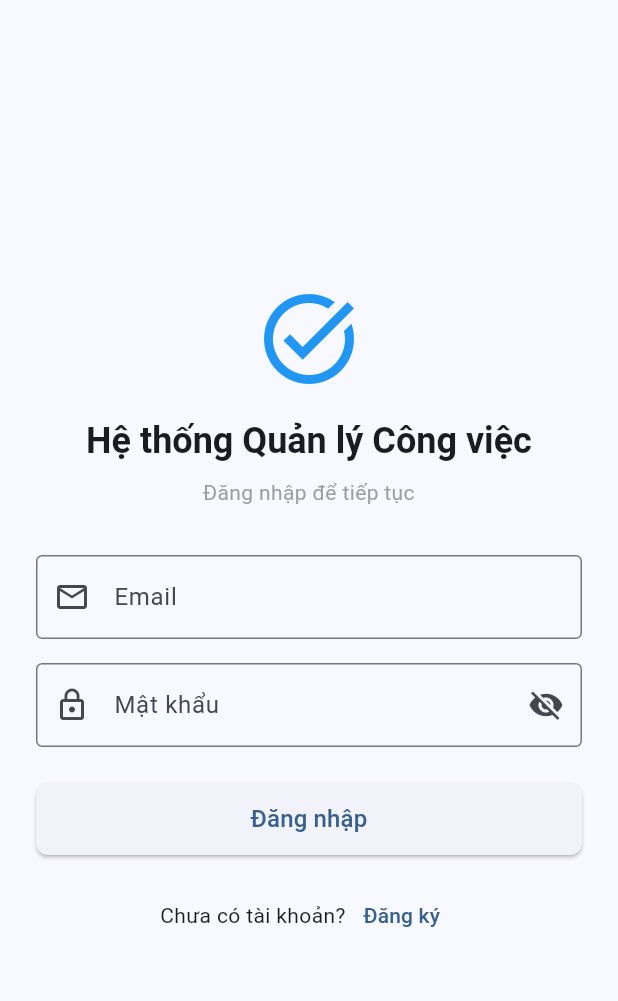
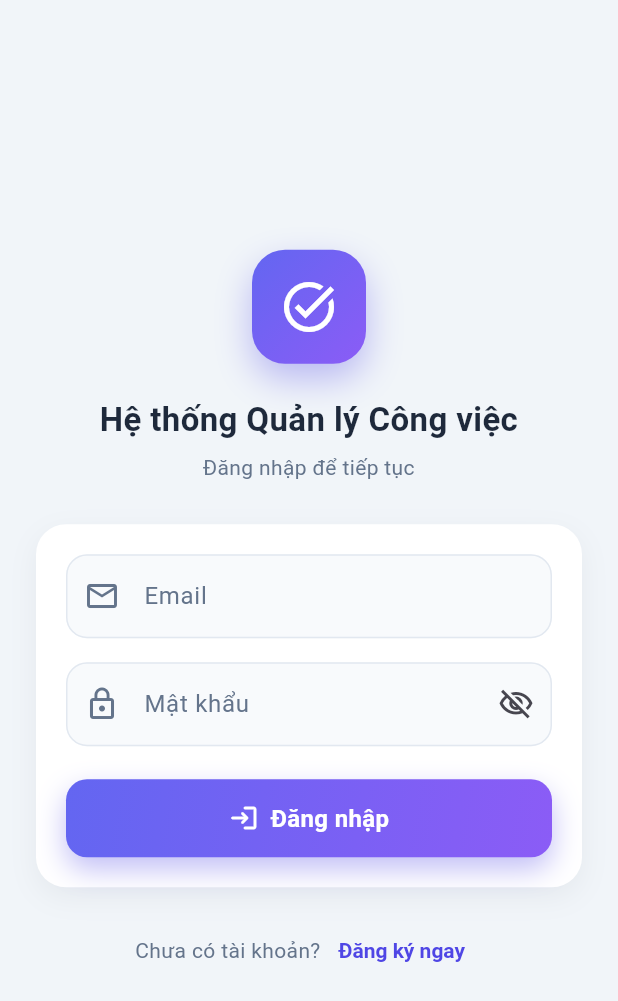
Before and after one commit to nhathao428/taskhub, a Flutter app: the screen it shows after launch, on a phone screen of 412 x 824 dp. Shown: the top 1001 px of the screen. Run offline on Flutter 3.47's test engine with Material 3 defaults, Android fonts, the phone set to English and light mode, and no system bars; our stand-ins replace flutter_map, geolocator, latlong2, shared_preferences; accounts and stored records are empty.

Commit message:
feat(mobile): làm mới giao diện — theme hiện đại, redesign màn hình đăng nhập/đăng ký
- Thêm AppTheme dùng chung: tông chàm–tím, thẻ bo tròn, nền sáng, đồng bộ
  với giao diện bản web
- Widget GradientButton (nút gradient có trạng thái loading)
- Redesign màn hình Đăng nhập & Đăng ký: badge logo gradient, thẻ trắng
  đổ bóng mềm, ô nhập bo tròn — các màn hình khác kế thừa theme mới

```diff
--- a/mobile/lib/main.dart
+++ b/mobile/lib/main.dart
@@ -5,6 +5,7 @@ import 'providers/data_provider.dart';
 import 'screens/login_screen.dart';
 import 'screens/register_screen.dart';
 import 'screens/dashboard_screen.dart';
+import 'theme/app_theme.dart';
 
 void main() {
   runApp(const App());
@@ -23,32 +24,7 @@ class App extends StatelessWidget {
       child: MaterialApp(
         title: 'Quản lý Công việc',
         debugShowCheckedModeBanner: false,
-        theme: ThemeData(
-          colorScheme: ColorScheme.fromSeed(seedColor: Colors.blue),
-          useMaterial3: true,
-          appBarTheme: const AppBarTheme(
-            centerTitle: false,
-            elevation: 0,
-          ),
-          cardTheme: CardThemeData(
-            elevation: 2,
-            shape: RoundedRectangleBorder(
-              borderRadius: BorderRadius.circular(12),
-            ),
-          ),
-          elevatedButtonTheme: ElevatedButtonThemeData(
-            style: ElevatedButton.styleFrom(
-              shape: RoundedRectangleBorder(
-                borderRadius: BorderRadius.circular(8),
-              ),
-            ),
-          ),
-          inputDecorationTheme: InputDecorationTheme(
-            border: OutlineInputBorder(
-              borderRadius: BorderRadius.circular(8),
-            ),
-          ),
-        ),
+        theme: AppTheme.light,
         initialRoute: '/login',
         routes: {
           '/login': (_) => const _AuthGate(child: LoginScreen()),
--- a/mobile/lib/screens/login_screen.dart
+++ b/mobile/lib/screens/login_screen.dart
@@ -1,6 +1,8 @@
 import 'package:flutter/material.dart';
 import 'package:provider/provider.dart';
 import '../providers/auth_provider.dart';
+import '../theme/app_theme.dart';
+import '../widgets/gradient_button.dart';
 
 class LoginScreen extends StatefulWidget {
   const LoginScreen({super.key});
@@ -33,7 +35,7 @@ class _LoginScreenState extends State<LoginScreen> {
       ScaffoldMessenger.of(context).showSnackBar(
         SnackBar(
           content: Text(auth.error ?? 'Đăng nhập thất bại'),
-          backgroundColor: Colors.red,
+          backgroundColor: const Color(0xFFEF4444),
         ),
       );
     }
@@ -47,27 +49,55 @@ class _LoginScreenState extends State<LoginScreen> {
         child: Center(
           child: SingleChildScrollView(
             padding: const EdgeInsets.all(24),
+            child: ConstrainedBox(
+              constraints: const BoxConstraints(maxWidth: 420),
               child: Column(
                 crossAxisAlignment: CrossAxisAlignment.stretch,
                 children: [
-                const Icon(Icons.task_alt, size: 72, color: Colors.blue),
-                const SizedBox(height: 16),
-                Text(
+                  Center(
+                    child: Container(
+                      width: 76,
+                      height: 76,
+                      decoration: BoxDecoration(
+                        gradient: AppTheme.brandGradient,
+                        borderRadius: BorderRadius.circular(22),
+                        boxShadow: [
+                          BoxShadow(
+                            color: AppTheme.primary.withValues(alpha: 0.35),
+                            blurRadius: 20,
+                            offset: const Offset(0, 10),
+                          ),
+                        ],
+                      ),
+                      child: const Icon(Icons.task_alt,
+                          color: Colors.white, size: 40),
+                    ),
+                  ),
+                  const SizedBox(height: 22),
+                  const Text(
                     'Hệ thống Quản lý Công việc',
                     textAlign: TextAlign.center,
-                  style: Theme.of(context)
-                      .textTheme
-                      .headlineSmall
-                      ?.copyWith(fontWeight: FontWeight.bold),
+                    style: TextStyle(
+                      fontSize: 22,
+                      fontWeight: FontWeight.bold,
+                      color: AppTheme.textMain,
                     ),
-                const SizedBox(height: 8),
+                  ),
+                  const SizedBox(height: 6),
                   const Text(
                     'Đăng nhập để tiếp tục',
                     textAlign: TextAlign.center,
-                  style: TextStyle(color: Colors.grey),
+                    style: TextStyle(color: AppTheme.textMuted, fontSize: 14),
                   ),
-                const SizedBox(height: 32),
-                Form(
+                  const SizedBox(height: 28),
+                  Container(
+                    padding: const EdgeInsets.all(20),
+                    decoration: BoxDecoration(
+                      color: AppTheme.surface,
+                      borderRadius: BorderRadius.circular(20),
+                      boxShadow: AppTheme.softShadow,
+                    ),
+                    child: Form(
                       key: _formKey,
                       child: Column(
                         children: [
@@ -77,10 +107,11 @@ class _LoginScreenState extends State<LoginScreen> {
                             decoration: const InputDecoration(
                               labelText: 'Email',
                               prefixIcon: Icon(Icons.email_outlined),
-                          border: OutlineInputBorder(),
                             ),
                             validator: (v) {
-                          if (v == null || v.trim().isEmpty) return 'Vui lòng nhập email';
+                              if (v == null || v.trim().isEmpty) {
+                                return 'Vui lòng nhập email';
+                              }
                               if (!v.contains('@')) return 'Email không hợp lệ';
                               return null;
                             },
@@ -92,48 +123,46 @@ class _LoginScreenState extends State<LoginScreen> {
                             decoration: InputDecoration(
                               labelText: 'Mật khẩu',
                               prefixIcon: const Icon(Icons.lock_outline),
-                          border: const OutlineInputBorder(),
                               suffixIcon: IconButton(
-                            icon: Icon(_obscurePassword
-                                ? Icons.visibility_off
-                                : Icons.visibility),
-                            onPressed: () =>
-                                setState(() => _obscurePassword = !_obscurePassword),
+                                icon: Icon(
+                                  _obscurePassword
+                                      ? Icons.visibility_off_outlined
+                                      : Icons.visibility_outlined,
+                                ),
+                                onPressed: () => setState(
+                                    () => _obscurePassword = !_obscurePassword),
                               ),
                             ),
                             validator: (v) {
-                          if (v == null || v.isEmpty) return 'Vui lòng nhập mật khẩu';
+                              if (v == null || v.isEmpty) {
+                                return 'Vui lòng nhập mật khẩu';
+                              }
                               return null;
                             },
                           ),
-                      const SizedBox(height: 24),
-                      SizedBox(
-                        width: double.infinity,
-                        height: 48,
-                        child: ElevatedButton(
-                          onPressed: loading ? null : _submit,
-                          child: loading
-                              ? const SizedBox(
-                                  width: 20,
-                                  height: 20,
-                                  child: CircularProgressIndicator(strokeWidth: 2),
-                                )
-                              : const Text('Đăng nhập',
-                                  style: TextStyle(fontSize: 16)),
-                        ),
+                          const SizedBox(height: 22),
+                          GradientButton(
+                            label: 'Đăng nhập',
+                            icon: Icons.login_rounded,
+                            loading: loading,
+                            onPressed: _submit,
                           ),
                         ],
                       ),
                     ),
-                const SizedBox(height: 16),
+                  ),
+                  const SizedBox(height: 18),
                   Row(
                     mainAxisAlignment: MainAxisAlignment.center,
                     children: [
-                    const Text('Chưa có tài khoản?'),
+                      const Text(
+                        'Chưa có tài khoản?',
+                        style: TextStyle(color: AppTheme.textMuted),
+                      ),
                       TextButton(
-                      onPressed: () =>
-                          Navigator.pushReplacementNamed(context, '/register'),
-                      child: const Text('Đăng ký'),
+                        onPressed: () => Navigator.pushReplacementNamed(
+                            context, '/register'),
+                        child: const Text('Đăng ký ngay'),
                       ),
                     ],
                   ),
@@ -142,6 +171,7 @@ class _LoginScreenState extends State<LoginScreen> {
             ),
           ),
         ),
+      ),
     );
   }
 }
--- /dev/null
+++ b/mobile/lib/theme/app_theme.dart
@@ -0,0 +1,126 @@
+import 'package:flutter/material.dart';
+
+/// Bảng màu & theme dùng chung cho toàn app — phong cách hiện đại,
+/// đồng bộ với giao diện bản web (tông chàm – tím).
+class AppTheme {
+  AppTheme._();
+
+  static const Color primary = Color(0xFF4F46E5); // indigo-600
+  static const Color accent = Color(0xFF7C3AED); // violet-600
+  static const Color bg = Color(0xFFF1F5F9); // slate-100
+  static const Color surface = Color(0xFFFFFFFF);
+  static const Color textMain = Color(0xFF1E293B); // slate-800
+  static const Color textMuted = Color(0xFF64748B); // slate-500
+  static const Color border = Color(0xFFE2E8F0); // slate-200
+
+  /// Gradient thương hiệu — dùng cho nút chính, badge logo, banner.
+  static const LinearGradient brandGradient = LinearGradient(
+    colors: [Color(0xFF6366F1), Color(0xFF8B5CF6)],
+    begin: Alignment.topLeft,
+    end: Alignment.bottomRight,
+  );
+
+  /// Đổ bóng mềm cho thẻ.
+  static List<BoxShadow> get softShadow => [
+        BoxShadow(
+          color: const Color(0xFF1E293B).withValues(alpha: 0.06),
+          blurRadius: 16,
+          offset: const Offset(0, 6),
+        ),
+      ];
+
+  static ThemeData get light {
+    final scheme = ColorScheme.fromSeed(
+      seedColor: primary,
+      primary: primary,
+      brightness: Brightness.light,
+    );
+    return ThemeData(
+      useMaterial3: true,
+      colorScheme: scheme,
+      scaffoldBackgroundColor: bg,
+      appBarTheme: const AppBarTheme(
+        centerTitle: false,
+        elevation: 0,
+        scrolledUnderElevation: 0,
+        backgroundColor: bg,
+        foregroundColor: textMain,
+        titleTextStyle: TextStyle(
+          color: textMain,
+          fontSize: 20,
+          fontWeight: FontWeight.bold,
+        ),
+      ),
+      cardTheme: CardThemeData(
+        elevation: 0,
+        color: surface,
+        surfaceTintColor: Colors.transparent,
+        shape: RoundedRectangleBorder(borderRadius: BorderRadius.circular(16)),
+      ),
+      elevatedButtonTheme: ElevatedButtonThemeData(
+        style: ElevatedButton.styleFrom(
+          backgroundColor: primary,
+          foregroundColor: Colors.white,
+          elevation: 0,
+          minimumSize: const Size.fromHeight(52),
+          textStyle: const TextStyle(fontSize: 16, fontWeight: FontWeight.w600),
+          shape: RoundedRectangleBorder(
+            borderRadius: BorderRadius.circular(14),
+          ),
+        ),
+      ),
+      textButtonTheme: TextButtonThemeData(
+        style: TextButton.styleFrom(
+          foregroundColor: primary,
+          textStyle: const TextStyle(fontWeight: FontWeight.w600),
+        ),
+      ),
+      inputDecorationTheme: InputDecorationTheme(
+        filled: true,
+        fillColor: const Color(0xFFF8FAFC),
+        hintStyle: const TextStyle(color: textMuted),
+        labelStyle: const TextStyle(color: textMuted),
+        prefixIconColor: textMuted,
+        contentPadding:
+            const EdgeInsets.symmetric(horizontal: 16, vertical: 16),
+        enabledBorder: OutlineInputBorder(
+          borderRadius: BorderRadius.circular(14),
+          borderSide: const BorderSide(color: border),
+        ),
+        focusedBorder: OutlineInputBorder(
+          borderRadius: BorderRadius.circular(14),
+          borderSide: const BorderSide(color: primary, width: 1.6),
+        ),
+        errorBorder: OutlineInputBorder(
+          borderRadius: BorderRadius.circular(14),
+          borderSide: const BorderSide(color: Color(0xFFEF4444)),
+        ),
+        focusedErrorBorder: OutlineInputBorder(
+          borderRadius: BorderRadius.circular(14),
+          borderSide: const BorderSide(color: Color(0xFFEF4444), width: 1.6),
+        ),
+      ),
+      navigationBarTheme: NavigationBarThemeData(
+        backgroundColor: surface,
+        elevation: 0,
+        height: 64,
+        indicatorColor: primary.withValues(alpha: 0.12),
+        labelTextStyle: WidgetStateProperty.all(
+          const TextStyle(fontSize: 12, fontWeight: FontWeight.w600),
+        ),
+      ),
+      bottomNavigationBarTheme: const BottomNavigationBarThemeData(
+        backgroundColor: surface,
+        selectedItemColor: primary,
+        unselectedItemColor: textMuted,
+        elevation: 0,
+        type: BottomNavigationBarType.fixed,
+        selectedLabelStyle: TextStyle(fontWeight: FontWeight.w600),
+      ),
+      snackBarTheme: const SnackBarThemeData(
+        behavior: SnackBarBehavior.floating,
+      ),
+      dividerTheme: const DividerThemeData(color: border, thickness: 1),
+    );
+  }
+}
--- /dev/null
+++ b/mobile/lib/widgets/gradient_button.dart
@@ -0,0 +1,80 @@
+import 'package:flutter/material.dart';
+import '../theme/app_theme.dart';
+
+/// Nút chính bo tròn, nền gradient thương hiệu, hỗ trợ trạng thái loading.
+class GradientButton extends StatelessWidget {
+  final String label;
+  final IconData? icon;
+  final bool loading;
+  final VoidCallback? onPressed;
+
+  const GradientButton({
+    super.key,
+    required this.label,
+    this.icon,
+    this.loading = false,
+    this.onPressed,
+  });
+
+  @override
+  Widget build(BuildContext context) {
+    final enabled = onPressed != null && !loading;
+    return Opacity(
+      opacity: enabled ? 1 : 0.6,
+      child: DecoratedBox(
+        decoration: BoxDecoration(
+          gradient: AppTheme.brandGradient,
+          borderRadius: BorderRadius.circular(14),
+          boxShadow: enabled
+              ? [
+                  BoxShadow(
+                    color: AppTheme.primary.withValues(alpha: 0.35),
+                    blurRadius: 16,
+                    offset: const Offset(0, 8),
+                  ),
+                ]
+              : null,
+        ),
+        child: Material(
+          color: Colors.transparent,
+          child: InkWell(
+            borderRadius: BorderRadius.circular(14),
+            onTap: enabled ? onPressed : null,
+            child: SizedBox(
+              height: 52,
+              child: Center(
+                child: loading
+                    ? const SizedBox(
+                        width: 22,
+                        height: 22,
+                        child: CircularProgressIndicator(
+                          strokeWidth: 2.4,
+                          valueColor:
+                              AlwaysStoppedAnimation<Color>(Colors.white),
+                        ),
+                      )
+                    : Row(
+                        mainAxisSize: MainAxisSize.min,
+                        children: [
+                          if (icon != null) ...[
+                            Icon(icon, color: Colors.white, size: 20),
+                            const SizedBox(width: 8),
+                          ],
+                          Text(
+                            label,
+                            style: const TextStyle(
+                              color: Colors.white,
+                              fontSize: 16,
+                              fontWeight: FontWeight.w600,
+                            ),
+                          ),
+                        ],
+                      ),
+              ),
+            ),
+          ),
+        ),
+      ),
+    );
+  }
+}
```
Also changed, not shown: mobile/lib/screens/register_screen.dart (+76 -39 lines). Lines whose indentation alone changed are shown as unchanged.
